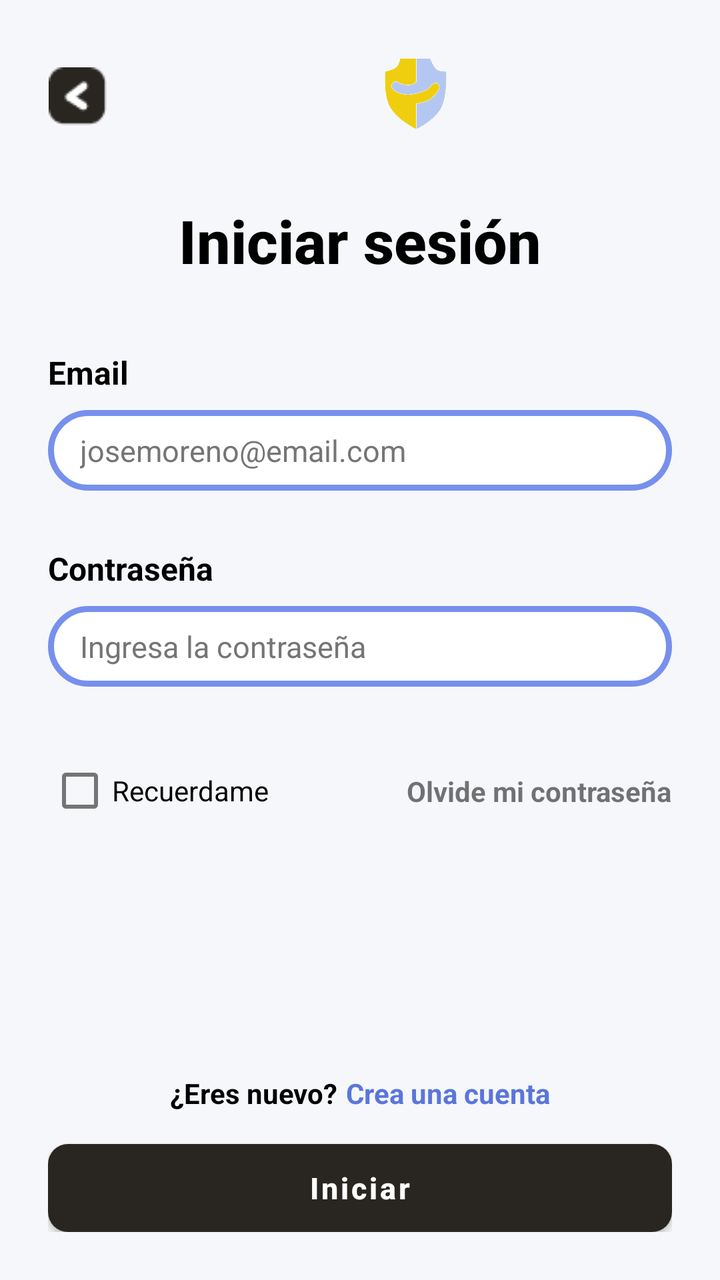
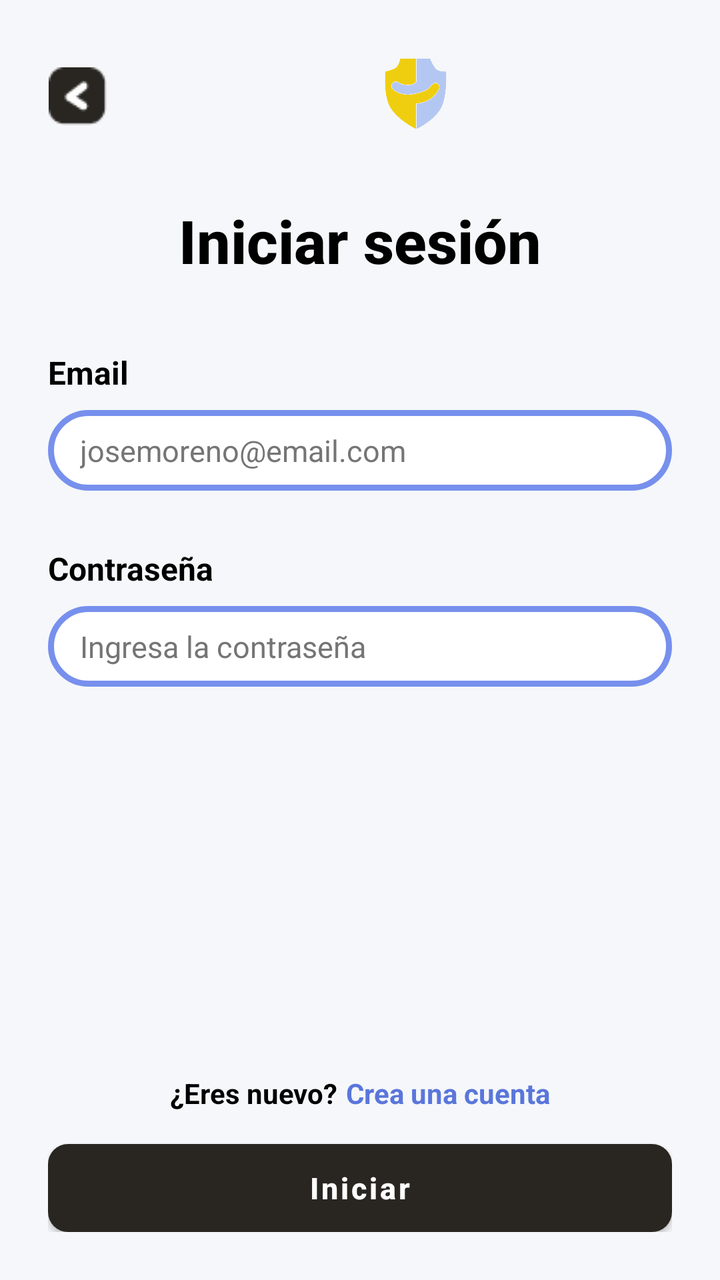

An Android layout rendered at two revisions. The XML below is the earlier revision; the diff shows what the commit changed to produce the second picture.
<!-- AndroidManifest.xml: activity theme Theme.SafeCarePlus -->
<!-- res/layout/activity_login.xml -->
<?xml version="1.0" encoding="utf-8"?>
<androidx.constraintlayout.widget.ConstraintLayout xmlns:android="http://schemas.android.com/apk/res/android"
    xmlns:app="http://schemas.android.com/apk/res-auto"
    xmlns:tools="http://schemas.android.com/tools"
    android:layout_width="match_parent"
    android:layout_height="match_parent"
    android:background="@color/background_light"
    android:padding="24dp"
    tools:context=".LoginActivity">

    <ImageButton
        android:id="@+id/back_button"
        android:layout_width="48dp"
        android:layout_height="48dp"
        android:background="@null"
        android:contentDescription="@string/app_name"
        android:src="@drawable/back"
        app:layout_constraintStart_toStartOf="parent"
        app:layout_constraintTop_toTopOf="parent"
        android:layout_marginStart="-10dp"
        android:layout_marginTop="0dp" />

    <ImageView
        android:id="@+id/logo_view"
        android:layout_width="31dp"
        android:layout_height="36dp"
        android:contentDescription="@string/app_name"
        android:src="@drawable/logo"
        app:layout_constraintTop_toTopOf="@id/back_button"
        app:layout_constraintStart_toEndOf="@id/back_button"
        android:layout_marginStart="130dp"
        android:layout_marginTop="5dp"
        />

    <TextView
        android:id="@+id/title_text"
        android:layout_width="0dp"
        android:layout_height="wrap_content"
        android:layout_marginTop="35dp"
        android:fontFamily="sans-serif-medium"
        android:gravity="center_horizontal"
        android:text="@string/title_login"
        android:textColor="@color/black"
        android:textStyle="bold"
        android:textSize="30sp"
        app:layout_constraintEnd_toEndOf="parent"
        app:layout_constraintStart_toStartOf="parent"
        app:layout_constraintTop_toBottomOf="@id/logo_view" />

    <TextView
        android:id="@+id/email_label"
        android:layout_width="wrap_content"
        android:layout_height="wrap_content"
        android:layout_marginTop="35dp"
        android:text="@string/label_email"
        android:textColor="@color/black"
        android:textSize="16sp"
        android:textStyle="bold"
        app:layout_constraintStart_toStartOf="parent"
        app:layout_constraintTop_toBottomOf="@id/title_text" />

    <EditText
        android:id="@+id/input_email"
        android:layout_width="0dp"
        android:layout_height="wrap_content"
        android:layout_marginTop="8dp"
        android:background="@drawable/bg_rounded_edittext"
        android:hint="@string/hint_login_email"
        android:inputType="textEmailAddress"
        android:textSize="15dp"
        android:textColor="@color/black"
        android:textColorHint="@color/gray"
        app:layout_constraintEnd_toEndOf="parent"
        app:layout_constraintStart_toStartOf="parent"
        app:layout_constraintTop_toBottomOf="@id/email_label" />

    <TextView
        android:id="@+id/password_label"
        android:layout_width="wrap_content"
        android:layout_height="wrap_content"
        android:layout_marginTop="28dp"
        android:text="@string/label_password"
        android:textColor="@color/black"
        android:textSize="16sp"
        android:textStyle="bold"
        app:layout_constraintStart_toStartOf="parent"
        app:layout_constraintTop_toBottomOf="@id/input_email" />

    <EditText
        android:id="@+id/input_password"
        android:layout_width="0dp"
        android:layout_height="wrap_content"
        android:layout_marginTop="8dp"
        android:background="@drawable/bg_rounded_edittext"
        android:hint="@string/hint_login_password"
        android:inputType="textPassword"
        android:textColor="@color/black"
        android:textSize="15dp"
        android:textColorHint="@color/gray"
        app:layout_constraintEnd_toEndOf="parent"
        app:layout_constraintStart_toStartOf="parent"
        app:layout_constraintTop_toBottomOf="@id/password_label" />

    <CheckBox
        android:id="@+id/remember_me_checkbox"
        android:layout_width="wrap_content"
        android:layout_height="wrap_content"
        android:layout_marginTop="28dp"
        android:text="@string/label_remember_me"
        android:textColor="@color/black"
        app:layout_constraintStart_toStartOf="parent"
        app:layout_constraintTop_toBottomOf="@id/input_password" />

    <TextView
        android:id="@+id/forgot_password_link"
        android:layout_width="wrap_content"
        android:layout_height="wrap_content"
        android:text="@string/link_forgot_password"
        android:textStyle="bold"
        app:layout_constraintEnd_toEndOf="parent"
        app:layout_constraintTop_toTopOf="@id/remember_me_checkbox"
        app:layout_constraintBottom_toBottomOf="@id/remember_me_checkbox"/>

    <LinearLayout
        android:id="@+id/new_user_prompt"
        android:layout_width="wrap_content"
        android:layout_height="wrap_content"
        android:orientation="horizontal"
        android:layout_marginBottom="16dp"
        app:layout_constraintBottom_toTopOf="@id/button_login"
        app:layout_constraintStart_toStartOf="parent"
        app:layout_constraintEnd_toEndOf="parent">

        <TextView
            android:layout_width="wrap_content"
            android:layout_height="wrap_content"
            android:text="@string/prompt_new_user"
            android:textColor="@color/black"
            android:textStyle="bold" />

        <TextView
            android:id="@+id/link_create_account"
            android:layout_width="wrap_content"
            android:layout_height="wrap_content"
            android:layout_marginStart="4dp"
            android:text="@string/link_create_account"
            android:textStyle="bold"
            android:textColor="@color/login_link_blue" />

    </LinearLayout>

    <Button
        android:id="@+id/button_login"
        android:layout_width="0dp"
        android:layout_height="44dp"
        android:layout_marginTop="24dp"
        android:background="@drawable/button_background_dark"
        app:backgroundTint="@null"
        android:text="@string/button_start"
        android:textAllCaps="false"
        android:textColor="@color/white"
        android:textSize="15sp"
        android:textStyle="bold"
        app:layout_constraintBottom_toBottomOf="parent"
        app:layout_constraintEnd_toEndOf="parent"
        app:layout_constraintStart_toStartOf="parent" />

</androidx.constraintlayout.widget.ConstraintLayout>
<!-- resources referenced by this layout -->
<resources>
  <color name="background_light">#F5F7FA</color>
  <color name="black">#FF000000</color>
  <color name="gray">#757575</color>
  <color name="login_link_blue">#5A76DB</color>
  <color name="white">#FFFFFFFF</color>
  <!-- drawable back: png bitmap (drawable, 749 bytes) -->
  <!-- drawable bg_rounded_edittext (drawable) -->
  <?xml version="1.0" encoding="utf-8"?>
  <shape xmlns:android="http://schemas.android.com/apk/res/android"
      android:shape="rectangle"
  
      android:shadowColor="#B4C7F2"
      android:shadowDx="0"
      android:shadowDy="0"
      android:shadowRadius="8">
  
      <corners android:radius="30dp" /> <solid android:color="@color/white" />
  
      <stroke
          android:width="3dp"
          android:color="#7790ED" /> <padding
      android:bottom="10dp"
      android:left="16dp"
      android:right="16dp"
      android:top="10dp" />
  </shape>
  <!-- drawable button_background_dark (drawable) -->
  <?xml version="1.0" encoding="utf-8"?>
  <shape xmlns:android="http://schemas.android.com/apk/res/android"
      android:shape="rectangle">
      <solid android:color="@color/super_gray" />
      <corners android:radius="10dp" />
  </shape>
  <!-- drawable logo: png bitmap (drawable, 12170 bytes) -->
  <string name="app_name">SafeCare+</string>
  <string name="button_start">Iniciar</string>
  <string name="hint_login_email">josemoreno@email.com</string>
  <string name="hint_login_password">Ingresa la contraseña</string>
  <string name="label_email">Email</string>
  <string name="label_password">Contraseña</string>
  <string name="label_remember_me">Recuerdame</string>
  <string name="link_create_account">Crea una cuenta</string>
  <string name="link_forgot_password">Olvide mi contraseña</string>
  <string name="prompt_new_user">¿Eres nuevo?</string>
  <string name="title_login">Iniciar sesión</string>
  <style name="Theme.SafeCarePlus" parent="Theme.MaterialComponents.Light.NoActionBar">
          
          <item name="colorPrimary">@color/primary_blue</item>
          <item name="colorPrimaryVariant">@color/background_top_blue</item>
          <item name="colorOnPrimary">@color/white</item>
  
          <item name="colorSecondary">@color/primary_blue</item>
          <item name="colorOnSecondary">@color/white</item>
  
          
          <item name="android:windowBackground">@color/white</item>
          <item name="android:colorBackground">@color/white</item>
          <item name="colorSurface">@color/white</item>
          
          
          <item name="android:forceDarkAllowed" tools:targetApi="q">false</item>
  
          <item name="android:statusBarColor">?attr/colorPrimaryVariant</item>
      </style>
  <color name="super_gray">#292621</color>
  <color name="primary_blue">#B4C7F2</color>
  <color name="background_top_blue">#7790ED</color>
</resources>

<!-- the commit's change to res/layout/activity_login.xml (unified diff, before → after) -->
@@ -101,26 +101,6 @@
         app:layout_constraintStart_toStartOf="parent"
         app:layout_constraintTop_toBottomOf="@id/password_label" />
 
-    <CheckBox
-        android:id="@+id/remember_me_checkbox"
-        android:layout_width="wrap_content"
-        android:layout_height="wrap_content"
-        android:layout_marginTop="28dp"
-        android:text="@string/label_remember_me"
-        android:textColor="@color/black"
-        app:layout_constraintStart_toStartOf="parent"
-        app:layout_constraintTop_toBottomOf="@id/input_password" />
-
-    <TextView
-        android:id="@+id/forgot_password_link"
-        android:layout_width="wrap_content"
-        android:layout_height="wrap_content"
-        android:text="@string/link_forgot_password"
-        android:textStyle="bold"
-        app:layout_constraintEnd_toEndOf="parent"
-        app:layout_constraintTop_toTopOf="@id/remember_me_checkbox"
-        app:layout_constraintBottom_toBottomOf="@id/remember_me_checkbox"/>
-
     <LinearLayout
         android:id="@+id/new_user_prompt"
         android:layout_width="wrap_content"
<!-- resource entries referenced after the edit -->
@@ -40,9 +40,7 @@
   <string name="hint_login_password">Ingresa la contraseña</string>
   <string name="label_email">Email</string>
   <string name="label_password">Contraseña</string>
-  <string name="label_remember_me">Recuerdame</string>
   <string name="link_create_account">Crea una cuenta</string>
-  <string name="link_forgot_password">Olvide mi contraseña</string>
   <string name="prompt_new_user">¿Eres nuevo?</string>
   <string name="title_login">Iniciar sesión</string>
   <style name="Theme.SafeCarePlus" parent="Theme.MaterialComponents.Light.NoActionBar">
